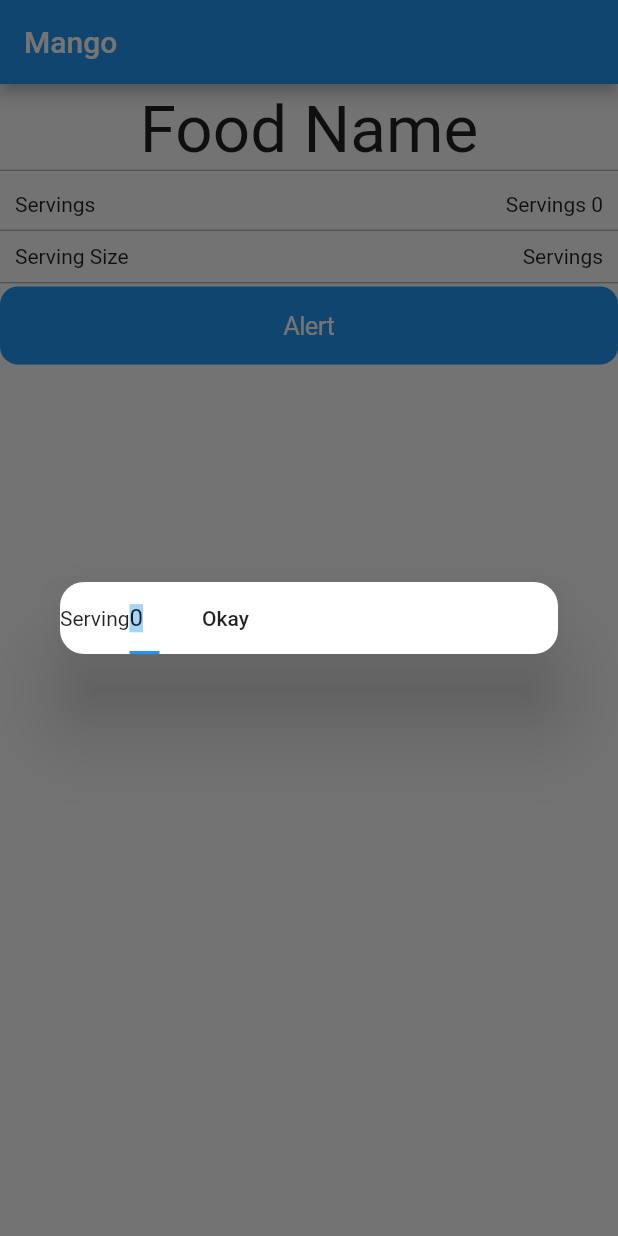
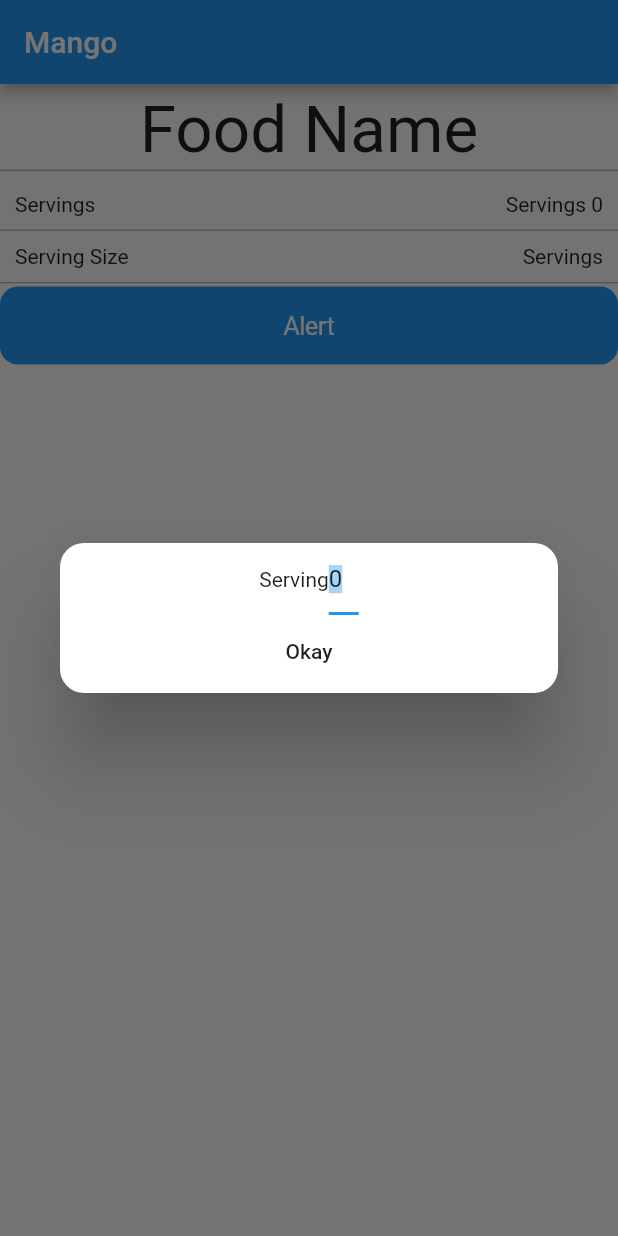
Before and after one commit to YasinGujjar/real_bodies, a Flutter app: the screen it shows after launch, after a tap on "Servings", on a phone screen of 412 x 824 dp. Run offline on Flutter 3.47's test engine with Material 2 defaults, Android fonts, the phone set to English and light mode, and no system bars; our stand-ins replace charts_flutter, flutter_swiper, liquid_progress_indicator.

Commit message:
Merge branch 'master' of https://github.com/YasinGujjar/real_bodies
# Conflicts:
#	lib/main.dart

```diff
--- a/lib/ui/widgets/custom_dialogues.dart
+++ b/lib/ui/widgets/custom_dialogues.dart
@@ -32,7 +32,13 @@ class _FoodDialogueState extends State<FoodDialogue> {
         borderRadius: BorderRadius.circular(16)
       ),
       child: Container(
+        height: 100,
+        child: Column(
+          children: <Widget>[
+            Padding(
+              padding: EdgeInsets.only(left: 10, right: 10 ),
               child: Row(
+                mainAxisAlignment: MainAxisAlignment.center,
                 children: <Widget>[
                   Text('Serving'),
                   Container(
@@ -45,13 +51,17 @@ class _FoodDialogueState extends State<FoodDialogue> {
                     ),
                   ),
 
+
+                ],
+              ),
+            ),
             FlatButton(child: Text('Okay'),
               onPressed: (){
+                foodDetailState.setQuantity(textController.text);
                 Navigator.of(context).pop();
-              foodDetailState.setQuantity(textController.text);
 
 
-            },)
+              },),
           ],
         ),
       ),
```
Also changed, not shown: lib/pages/food_details.dart (+8 -2 lines). Lines whose indentation alone changed are shown as unchanged.
